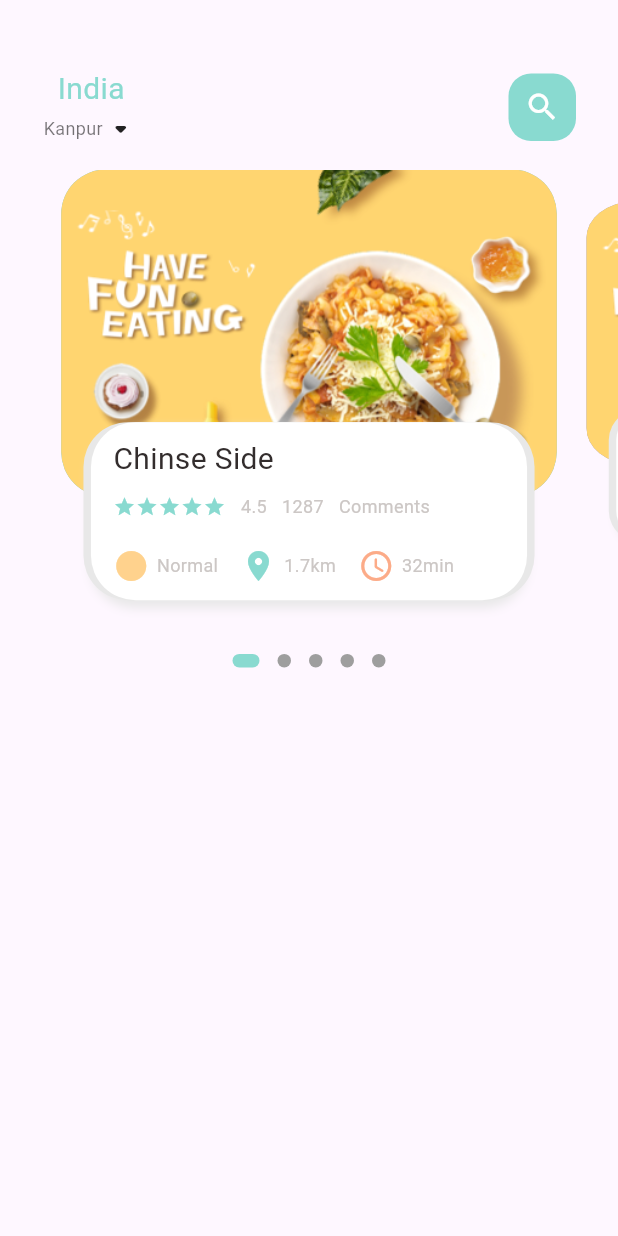
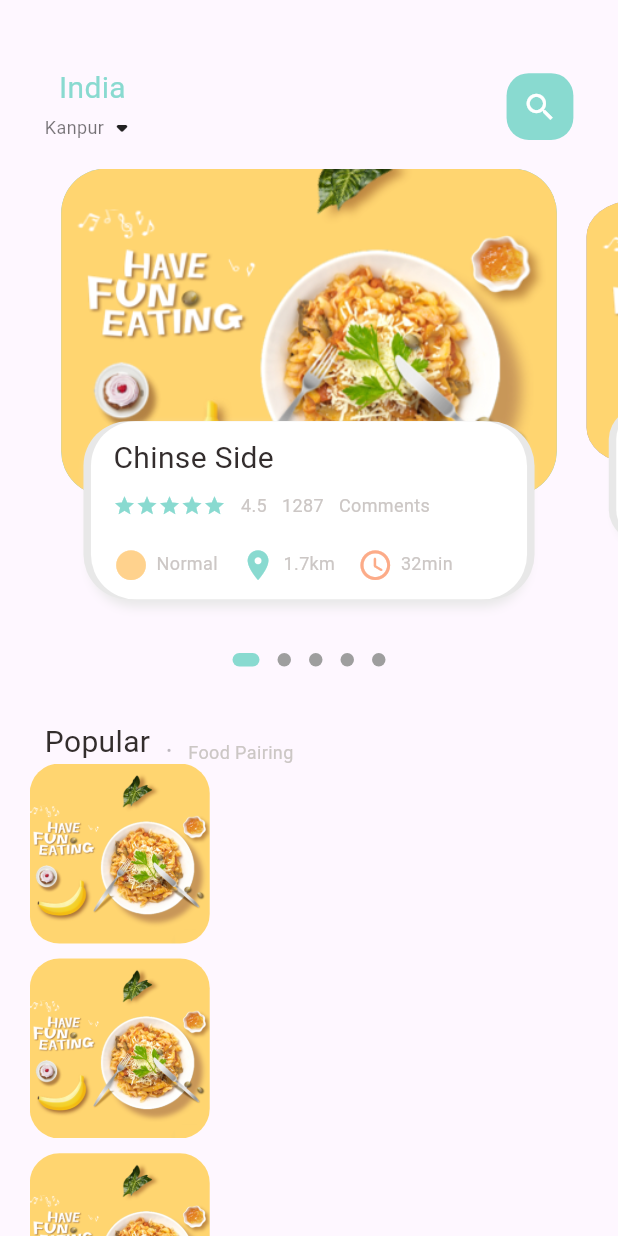
Before and after one commit to amishatandon/food_delivery, a Flutter app: the screen it shows after launch, on a phone screen of 412 x 824 dp. Run offline on Flutter 3.47's test engine with Material 3 defaults, Android fonts, the phone set to English and light mode, and no system bars; drawn by our look-alikes of dots_indicator; our stand-ins replace get.

```diff
--- a/lib/home/food_page_body.dart
+++ b/lib/home/food_page_body.dart
@@ -43,6 +43,7 @@ class _FoodPageBodyState extends State<FoodPageBody> {
   Widget build(BuildContext context) {
     return Column(
       children: [
+        //slider section
         Container(
           height: Dimensions.pageView,
           child: PageView.builder(
@@ -52,6 +53,7 @@ class _FoodPageBodyState extends State<FoodPageBody> {
                 return _buildPageItem(positon);
               }),
         ),
+        //dots
         new DotsIndicator(
           dotsCount: 5,
           position: _currentPageValue.toInt(),
@@ -63,6 +65,68 @@ class _FoodPageBodyState extends State<FoodPageBody> {
                 borderRadius: BorderRadius.circular(5.0)),
           ),
         ),
+        //popular section
+        SizedBox(
+          height: Dimensions.height30,
+        ),
+        Container(
+          margin: EdgeInsets.only(left: Dimensions.width30),
+          child: Row(
+            crossAxisAlignment: CrossAxisAlignment.end,
+            children: [
+              BigText(text: "Popular"),
+              SizedBox(
+                width: Dimensions.width10,
+              ),
+              Container(
+                child: BigText(
+                  text: ".",
+                  color: Colors.black26,
+                ),
+              ),
+              SizedBox(
+                width: Dimensions.width10,
+              ),
+              Container(
+                child: SmallText(
+                  text: "Food Pairing",
+                ),
+              )
+            ],
+          ),
+        ),
+        //list of food and images
+        Container(
+          height: 700,
+          child: ListView.builder(
+              physics: NeverScrollableScrollPhysics(),
+              itemCount: 10,
+              itemBuilder: (context, index) {
+                return Container(
+                  margin: EdgeInsets.only(
+                      left: Dimensions.width20,
+                      right: Dimensions.width20,
+                      bottom: Dimensions.height10),
+                  child: Row(
+                    children: [
+                      Container(
+                        width: 120,
+                        height: 120,
+                        decoration: BoxDecoration(
+                          borderRadius:
+                              BorderRadius.circular(Dimensions.radius20),
+                          color: Colors.white38,
+                          image: const DecorationImage(
+                            image: AssetImage("assets/image/food0.png"),
+                            fit: BoxFit.cover,
+                          ),
+                        ),
+                      ),
+                    ],
+                  ),
+                );
+              }),
+        )
       ],
     );
   }
--- a/lib/home/main_food_page.dart
+++ b/lib/home/main_food_page.dart
@@ -1,5 +1,6 @@
 import 'package:ecommerce_app/home/food_page_body.dart';
 import 'package:ecommerce_app/utils/colors.dart';
+import 'package:ecommerce_app/utils/dimensions.dart';
 import 'package:ecommerce_app/widgets/big_text.dart';
 import 'package:ecommerce_app/widgets/small_text.dart';
 import 'package:flutter/material.dart';
@@ -19,8 +20,10 @@ class _MainFoodPageState extends State<MainFoodPage> {
         children: [
           Container(
             child: Container(
-              margin: const EdgeInsets.only(top: 45, bottom: 15),
-              padding: const EdgeInsets.only(left: 29, right: 28),
+              margin: EdgeInsets.only(
+                  top: Dimensions.height45, bottom: Dimensions.height15),
+              padding: EdgeInsets.only(
+                  left: Dimensions.width30, right: Dimensions.width30),
               child: Row(
                 mainAxisAlignment: MainAxisAlignment.spaceBetween,
                 children: [
@@ -43,15 +46,17 @@ class _MainFoodPageState extends State<MainFoodPage> {
                   ),
                   Center(
                     child: Container(
-                      width: 45,
-                      height: 45,
+                      width: Dimensions.width45,
+                      height: Dimensions.height45,
                       decoration: BoxDecoration(
-                        borderRadius: BorderRadius.circular(15),
+                        borderRadius:
+                            BorderRadius.circular(Dimensions.radius15),
                         color: AppColors.mainColor,
                       ),
-                      child: const Icon(
+                      child: Icon(
                         Icons.search,
                         color: Colors.white,
+                        size: Dimensions.iconSize24,
                       ),
                     ),
                   )
@@ -59,7 +64,10 @@ class _MainFoodPageState extends State<MainFoodPage> {
               ),
             ),
           ),
-          const FoodPageBody(),
+          Expanded(
+              child: SingleChildScrollView(
+            child: const FoodPageBody(),
+          )),
         ],
       ),
     );
--- a/lib/utils/dimensions.dart
+++ b/lib/utils/dimensions.dart
@@ -10,12 +10,17 @@ class Dimensions {
   static double height15 = screenHeight / 55.5;
   static double height20 = screenHeight / 41.6;
   static double height30 = screenHeight / 27.7;
+  static double height45 = screenHeight / 18.5;
 
   static double width10 = screenHeight / 83.3;
   static double width15 = screenHeight / 55.5;
   static double width20 = screenHeight / 41.6;
   static double width30 = screenHeight / 27.7;
+  static double width45 = screenHeight / 18.5;
 
   static double radius20 = screenHeight / 41.6;
   static double radius30 = screenHeight / 27.7;
+  static double radius15 = screenHeight / 55.5;
+
+  static double iconSize24 = screenHeight / 34.7;
 }
--- a/lib/widgets/icon_and_text_widget.dart
+++ b/lib/widgets/icon_and_text_widget.dart
@@ -1,3 +1,4 @@
+import 'package:ecommerce_app/utils/dimensions.dart';
 import 'package:ecommerce_app/widgets/small_text.dart';
 import 'package:flutter/material.dart';
 
@@ -17,6 +18,7 @@ class IconAndTextWidget extends StatelessWidget {
       Icon(
         icon,
         color: iconColor,
+        size: Dimensions.iconSize24,
       ),
       const SizedBox(
         width: 5,
```
